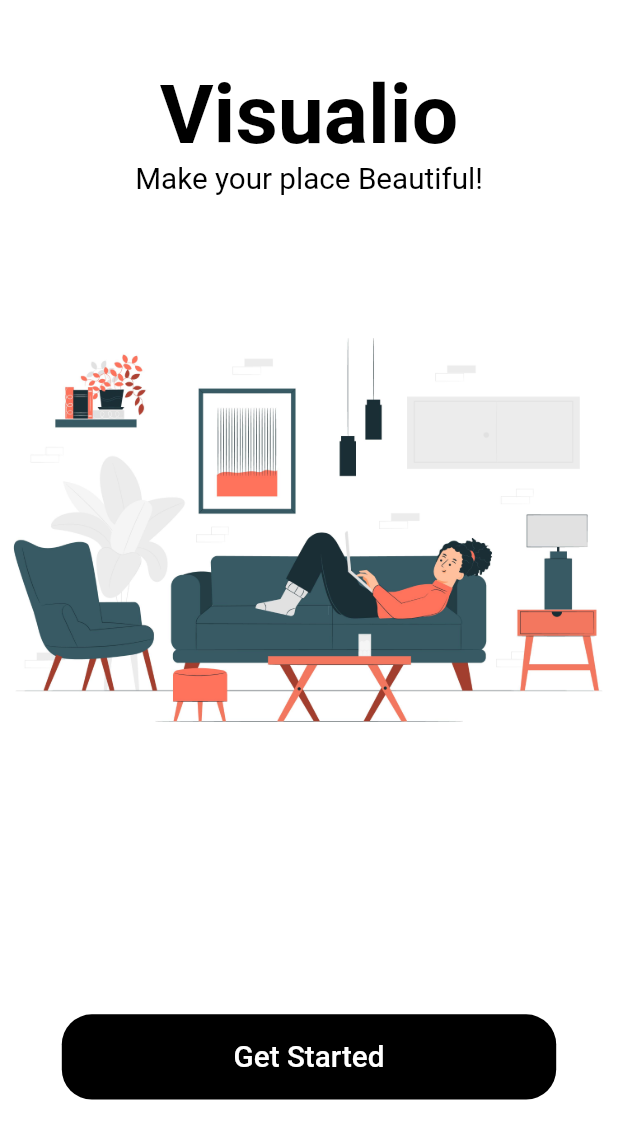
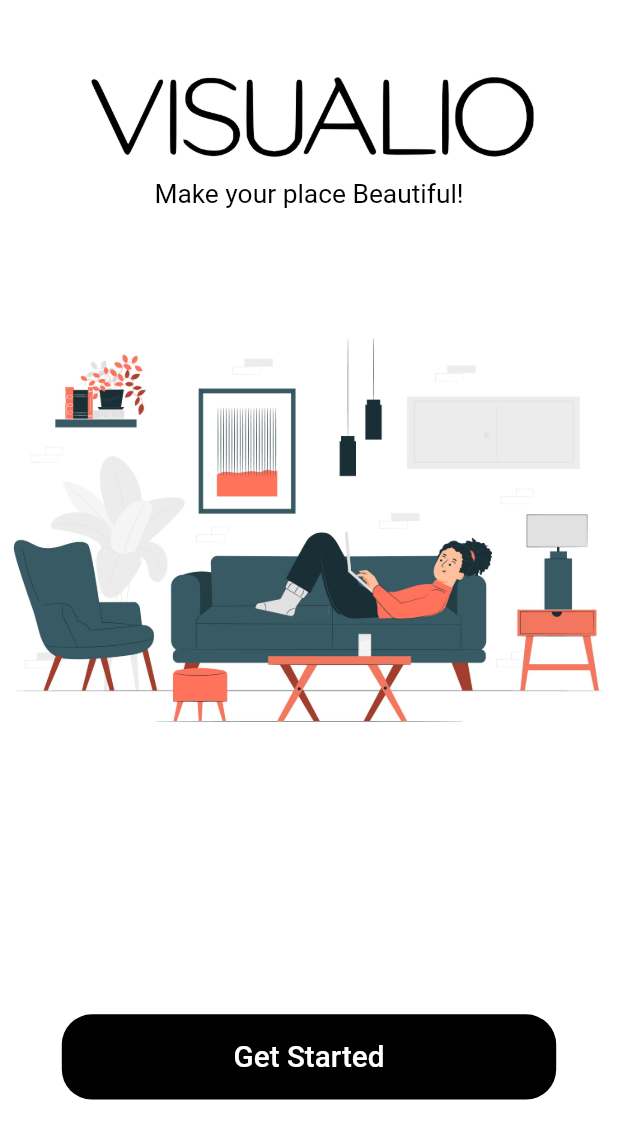
Before and after one commit to ScriptAndTonic/wall_print_ai_web, a Flutter app: the screen it shows after launch, on a phone screen of 412 x 824 dp. Shown: the top 1139 px of the screen. Run offline on Flutter 3.47's test engine with Material 2 defaults, Android fonts, the light colour scheme and no system bars; our stand-ins replace carousel_slider, dio, dotted_border, file_picker; missing offline and left inert: gallery_view, image_picker_web; Roboto replaces fonts that are missing (Muli).

Commit message:
Changed logo and favicon

```diff
--- a/lib/pages/wizard/splash/components/splash_content.dart
+++ b/lib/pages/wizard/splash/components/splash_content.dart
@@ -15,19 +15,17 @@ class SplashContent extends StatelessWidget {
     return Column(
       children: <Widget>[
         const Spacer(),
-        Text(
-          'Visualio',
-          style: TextStyle(
-            fontSize: getProportionateScreenWidth(50),
-            color: kSecondaryColor,
-            fontWeight: FontWeight.bold,
+        Center(
+          child: SizedBox(
+            height: 80,
+            child: Image.asset('assets/images/logo.png'),
           ),
         ),
         Text(
           text!,
           textAlign: TextAlign.center,
           style: TextStyle(
-            fontSize: getProportionateScreenWidth(18),
+            fontSize: getProportionateScreenWidth(16),
             color: kSecondaryColor,
           ),
         ),
```
Also changed, not shown: assets/images/logo.png (added), 5 other files.
